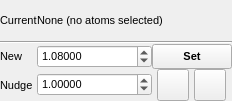
Above: src/gui/popuptransformdistance.ui from trisyoungs/aten before the change. Below: the same form after it.
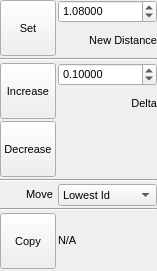
That is the form after the change. Icons and pictures are not drawn.

The edit to the form file:
```diff
--- a/src/gui/popuptransformdistance.ui
+++ b/src/gui/popuptransformdistance.ui
@@ -6,8 +6,8 @@
    <rect>
     <x>0</x>
     <y>0</y>
-    <width>232</width>
-    <height>101</height>
+    <width>157</width>
+    <height>271</height>
    </rect>
   </property>
   <property name="sizePolicy">
@@ -30,43 +30,19 @@
   <property name="windowTitle">
    <string>Transform Distance Popup</string>
   </property>
-  <layout class="QHBoxLayout" name="horizontalLayout_2">
-   <property name="spacing">
-    <number>0</number>
-   </property>
+  <layout class="QGridLayout" name="gridLayout">
    <property name="margin">
     <number>0</number>
    </property>
-   <item>
-    <layout class="QGridLayout" name="gridLayout">
-     <item row="0" column="1" colspan="2">
-      <widget class="QLabel" name="DistanceLabel">
-       <property name="text">
-        <string>None (no atoms selected)</string>
-       </property>
-      </widget>
-     </item>
-     <item row="4" column="0">
-      <widget class="QLabel" name="label_2">
-       <property name="sizePolicy">
-        <sizepolicy hsizetype="Minimum" vsizetype="Preferred">
-         <horstretch>0</horstretch>
-         <verstretch>0</verstretch>
-        </sizepolicy>
-       </property>
-       <property name="text">
-        <string>New</string>
-       </property>
-      </widget>
-     </item>
-     <item row="1" column="0" colspan="3">
-      <widget class="Line" name="line">
-       <property name="orientation">
-        <enum>Qt::Horizontal</enum>
-       </property>
-      </widget>
-     </item>
-     <item row="4" column="1">
+   <property name="spacing">
+    <number>2</number>
+   </property>
+   <item row="0" column="1">
+    <layout class="QVBoxLayout" name="verticalLayout">
+     <property name="spacing">
+      <number>2</number>
+     </property>
+     <item>
       <widget class="QDoubleSpinBox" name="NewDistanceSpin">
        <property name="sizePolicy">
         <sizepolicy hsizetype="Expanding" vsizetype="Fixed">
@@ -88,146 +64,302 @@
        </property>
       </widget>
      </item>
-     <item row="4" column="2">
-      <widget class="QPushButton" name="SetNewDistanceButton">
-       <property name="minimumSize">
-        <size>
-         <width>0</width>
-         <height>25</height>
-        </size>
-       </property>
-       <property name="font">
-        <font>
-         <weight>75</weight>
-         <bold>true</bold>
-        </font>
-       </property>
-       <property name="text">
-        <string>Set</string>
-       </property>
-       <property name="autoDefault">
-        <bool>false</bool>
-       </property>
-      </widget>
-     </item>
-     <item row="5" column="0">
-      <widget class="QLabel" name="label_3">
-       <property name="sizePolicy">
-        <sizepolicy hsizetype="Minimum" vsizetype="Preferred">
-         <horstretch>0</horstretch>
-         <verstretch>0</verstretch>
-        </sizepolicy>
-       </property>
-       <property name="text">
-        <string>Nudge</string>
-       </property>
-      </widget>
-     </item>
-     <item row="5" column="1">
-      <widget class="QDoubleSpinBox" name="NudgeDistanceSpin">
-       <property name="sizePolicy">
-        <sizepolicy hsizetype="Expanding" vsizetype="Fixed">
-         <horstretch>0</horstretch>
-         <verstretch>0</verstretch>
-        </sizepolicy>
-       </property>
-       <property name="decimals">
-        <number>5</number>
-       </property>
-       <property name="maximum">
-        <double>1000.000000000000000</double>
-       </property>
-       <property name="singleStep">
-        <double>0.100000000000000</double>
-       </property>
-       <property name="value">
-        <double>1.000000000000000</double>
-       </property>
-      </widget>
-     </item>
-     <item row="5" column="2">
-      <layout class="QHBoxLayout" name="horizontalLayout">
-       <item>
-        <widget class="QPushButton" name="NudgeDistanceMinusButton">
-         <property name="minimumSize">
-          <size>
-           <width>32</width>
-           <height>32</height>
-          </size>
-         </property>
-         <property name="maximumSize">
-          <size>
-           <width>32</width>
-           <height>32</height>
-          </size>
-         </property>
-         <property name="text">
-          <string/>
-         </property>
-         <property name="icon">
-          <iconset resource="icons.qrc">
-           <normaloff>:/basic/icons/basic_minus.svg</normaloff>:/basic/icons/basic_minus.svg</iconset>
-         </property>
-         <property name="iconSize">
-          <size>
-           <width>16</width>
-           <height>16</height>
-          </size>
-         </property>
-         <property name="autoDefault">
-          <bool>false</bool>
-         </property>
-        </widget>
-       </item>
-       <item>
-        <widget class="QPushButton" name="NudgeDistancePlusButton">
-         <property name="minimumSize">
-          <size>
-           <width>32</width>
-           <height>32</height>
-          </size>
-         </property>
-         <property name="maximumSize">
-          <size>
-           <width>32</width>
-           <height>32</height>
-          </size>
-         </property>
-         <property name="text">
-          <string/>
-         </property>
-         <property name="icon">
-          <iconset resource="icons.qrc">
-           <normaloff>:/basic/icons/basic_plus.svg</normaloff>:/basic/icons/basic_plus.svg</iconset>
-         </property>
-         <property name="iconSize">
-          <size>
-           <width>16</width>
-           <height>16</height>
-          </size>
-         </property>
-         <property name="autoDefault">
-          <bool>false</bool>
-         </property>
-        </widget>
-       </item>
-      </layout>
-     </item>
-     <item row="0" column="0">
+     <item>
       <widget class="QLabel" name="label">
+       <property name="text">
+        <string>New Distance</string>
+       </property>
+       <property name="alignment">
+        <set>Qt::AlignRight|Qt::AlignTrailing|Qt::AlignVCenter</set>
+       </property>
+      </widget>
+     </item>
+    </layout>
+   </item>
+   <item row="0" column="0">
+    <widget class="QToolButton" name="SetDistanceButton">
+     <property name="minimumSize">
+      <size>
+       <width>56</width>
+       <height>56</height>
+      </size>
+     </property>
+     <property name="maximumSize">
+      <size>
+       <width>56</width>
+       <height>56</height>
+      </size>
+     </property>
+     <property name="toolTip">
+      <string>Set distances of all bonds in the current selection to the value provided</string>
+     </property>
+     <property name="text">
+      <string>Set</string>
+     </property>
+     <property name="icon">
+      <iconset resource="icons.qrc">
+       <normaloff>:/bond/icons/bond_calc.svg</normaloff>:/bond/icons/bond_calc.svg</iconset>
+     </property>
+     <property name="iconSize">
+      <size>
+       <width>30</width>
+       <height>30</height>
+      </size>
+     </property>
+     <property name="checkable">
+      <bool>false</bool>
+     </property>
+     <property name="autoExclusive">
+      <bool>false</bool>
+     </property>
+     <property name="toolButtonStyle">
+      <enum>Qt::ToolButtonTextUnderIcon</enum>
+     </property>
+     <property name="autoRaise">
+      <bool>false</bool>
+     </property>
+    </widget>
+   </item>
+   <item row="1" column="0" colspan="2">
+    <widget class="Line" name="line">
+     <property name="orientation">
+      <enum>Qt::Horizontal</enum>
+     </property>
+    </widget>
+   </item>
+   <item row="7" column="0">
+    <widget class="QToolButton" name="CopyCurrentDistanceButton">
+     <property name="minimumSize">
+      <size>
+       <width>56</width>
+       <height>56</height>
+      </size>
+     </property>
+     <property name="maximumSize">
+      <size>
+       <width>56</width>
+       <height>56</height>
+      </size>
+     </property>
+     <property name="toolTip">
+      <string>Rebond atoms in current patterns, without augmentation</string>
+     </property>
+     <property name="text">
+      <string>Copy</string>
+     </property>
+     <property name="icon">
+      <iconset resource="icons.qrc">
+       <normaloff>:/edit/icons/edit_copy.svg</normaloff>:/edit/icons/edit_copy.svg</iconset>
+     </property>
+     <property name="iconSize">
+      <size>
+       <width>30</width>
+       <height>30</height>
+      </size>
+     </property>
+     <property name="checkable">
+      <bool>false</bool>
+     </property>
+     <property name="autoExclusive">
+      <bool>false</bool>
+     </property>
+     <property name="toolButtonStyle">
+      <enum>Qt::ToolButtonTextUnderIcon</enum>
+     </property>
+     <property name="autoRaise">
+      <bool>false</bool>
+     </property>
+    </widget>
+   </item>
+   <item row="2" column="1">
+    <layout class="QVBoxLayout" name="verticalLayout_2">
+     <property name="spacing">
+      <number>2</number>
+     </property>
+     <item>
+      <widget class="QDoubleSpinBox" name="DeltaSpin">
        <property name="sizePolicy">
-        <sizepolicy hsizetype="Minimum" vsizetype="Preferred">
+        <sizepolicy hsizetype="Expanding" vsizetype="Fixed">
          <horstretch>0</horstretch>
          <verstretch>0</verstretch>
         </sizepolicy>
        </property>
+       <property name="suffix">
+        <string/>
+       </property>
+       <property name="decimals">
+        <number>5</number>
+       </property>
+       <property name="maximum">
+        <double>1000.000000000000000</double>
+       </property>
+       <property name="singleStep">
+        <double>0.100000000000000</double>
+       </property>
+       <property name="value">
+        <double>0.100000000000000</double>
+       </property>
+      </widget>
+     </item>
+     <item>
+      <widget class="QLabel" name="label_2">
        <property name="text">
-        <string>Current</string>
+        <string>Delta</string>
+       </property>
+       <property name="alignment">
+        <set>Qt::AlignRight|Qt::AlignTrailing|Qt::AlignVCenter</set>
        </property>
       </widget>
      </item>
     </layout>
    </item>
+   <item row="3" column="0">
+    <widget class="QToolButton" name="DecreaseDistanceButton">
+     <property name="minimumSize">
+      <size>
+       <width>56</width>
+       <height>56</height>
+      </size>
+     </property>
+     <property name="maximumSize">
+      <size>
+       <width>56</width>
+       <height>56</height>
+      </size>
+     </property>
+     <property name="toolTip">
+      <string>Decrease all bond distances in the current selection by the delta specified</string>
+     </property>
+     <property name="text">
+      <string>Decrease</string>
+     </property>
+     <property name="icon">
+      <iconset resource="icons.qrc">
+       <normaloff>:/basic/icons/basic_plus.svg</normaloff>:/basic/icons/basic_plus.svg</iconset>
+     </property>
+     <property name="iconSize">
+      <size>
+       <width>30</width>
+       <height>30</height>
+      </size>
+     </property>
+     <property name="checkable">
+      <bool>false</bool>
+     </property>
+     <property name="autoExclusive">
+      <bool>false</bool>
+     </property>
+     <property name="toolButtonStyle">
+      <enum>Qt::ToolButtonTextUnderIcon</enum>
+     </property>
+     <property name="autoRaise">
+      <bool>false</bool>
+     </property>
+    </widget>
+   </item>
+   <item row="2" column="0">
+    <widget class="QToolButton" name="IncreaseDistanceButton">
+     <property name="minimumSize">
+      <size>
+       <width>56</width>
+       <height>56</height>
+      </size>
+     </property>
+     <property name="maximumSize">
+      <size>
+       <width>56</width>
+       <height>56</height>
+      </size>
+     </property>
+     <property name="toolTip">
+      <string>Increase all bond distances in the current selection by the delta specified</string>
+     </property>
+     <property name="text">
+      <string>Increase</string>
+     </property>
+     <property name="icon">
+      <iconset resource="icons.qrc">
+       <normaloff>:/basic/icons/basic_plus.svg</normaloff>:/basic/icons/basic_plus.svg</iconset>
+     </property>
+     <property name="iconSize">
+      <size>
+       <width>30</width>
+       <height>30</height>
+      </size>
+     </property>
+     <property name="checkable">
+      <bool>false</bool>
+     </property>
+     <property name="autoExclusive">
+      <bool>false</bool>
+     </property>
+     <property name="toolButtonStyle">
+      <enum>Qt::ToolButtonTextUnderIcon</enum>
+     </property>
+     <property name="autoRaise">
+      <bool>false</bool>
+     </property>
+    </widget>
+   </item>
+   <item row="7" column="1">
+    <widget class="QLabel" name="DistanceLabel">
+     <property name="text">
+      <string>N/A</string>
+     </property>
+     <property name="textFormat">
+      <enum>Qt::RichText</enum>
+     </property>
+    </widget>
+   </item>
+   <item row="4" column="0" colspan="2">
+    <widget class="Line" name="line_2">
+     <property name="orientation">
+      <enum>Qt::Horizontal</enum>
+     </property>
+    </widget>
+   </item>
+   <item row="6" column="0" colspan="2">
+    <widget class="Line" name="line_3">
+     <property name="orientation">
+      <enum>Qt::Horizontal</enum>
+     </property>
+    </widget>
+   </item>
+   <item row="5" column="1">
+    <widget class="QComboBox" name="MoveTypeCombo">
+     <property name="toolTip">
+      <string>Whether to move the atom with lowest or highest id, or both ends equally</string>
+     </property>
+     <item>
+      <property name="text">
+       <string>Lowest Id</string>
+      </property>
+     </item>
+     <item>
+      <property name="text">
+       <string>Highest Id</string>
+      </property>
+     </item>
+     <item>
+      <property name="text">
+       <string>Both</string>
+      </property>
+     </item>
+    </widget>
+   </item>
+   <item row="5" column="0">
+    <widget class="QLabel" name="MoveTypeLabel">
+     <property name="text">
+      <string>Move </string>
+     </property>
+     <property name="textFormat">
+      <enum>Qt::RichText</enum>
+     </property>
+     <property name="alignment">
+      <set>Qt::AlignRight|Qt::AlignTrailing|Qt::AlignVCenter</set>
+     </property>
+    </widget>
+   </item>
   </layout>
  </widget>
  <resources>
```
Left out of the diff: 6 changed lines with no effect on the pictures.
